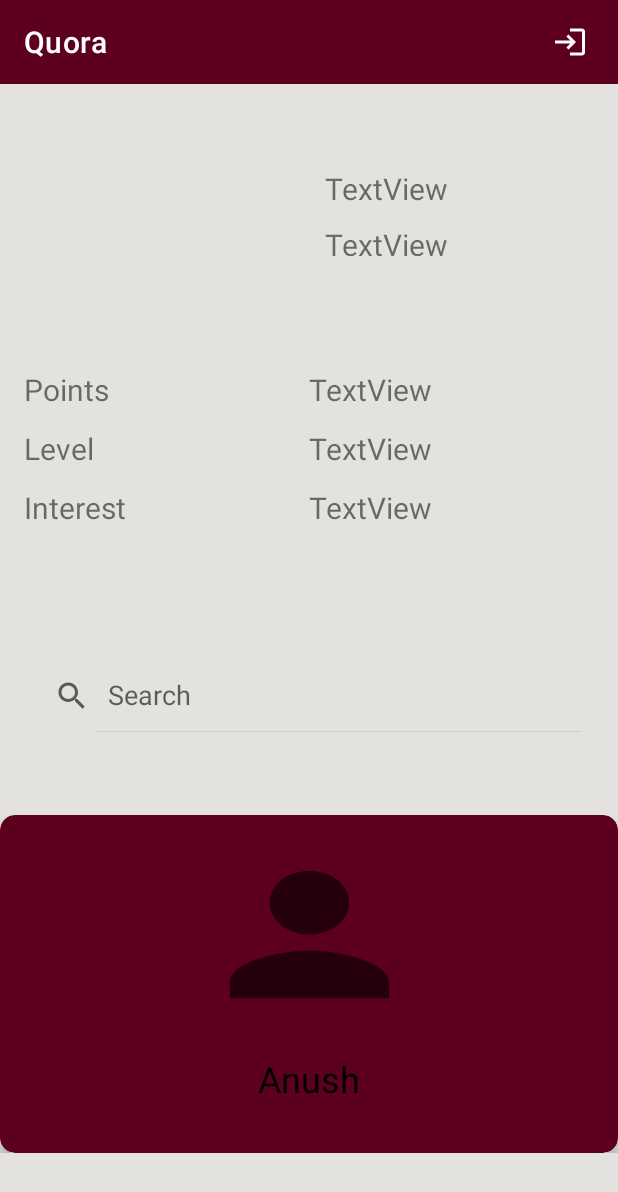
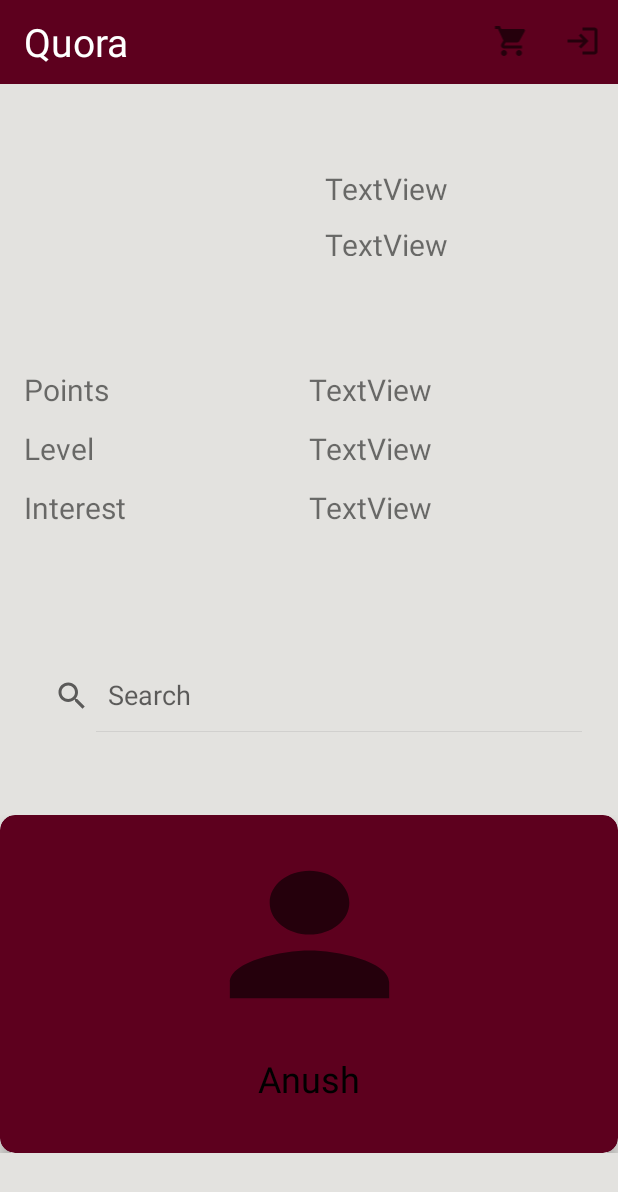
Before and after one commit to Team-4-Quora/android, an Android app: the Profile screen opened directly, with no data from a screen before it, on a phone screen of 412 x 824 dp. Shown: the top 1192 px of the screen. Run offline under Robolectric (Android 15) with nearby library versions, the phone set to English and light mode, and no system bars; pictures from the network do not load; 2 statements that could not run were skipped.

```diff
--- a/app/src/main/AndroidManifest.xml
+++ b/app/src/main/AndroidManifest.xml
@@ -13,7 +13,8 @@
         android:supportsRtl="true"
         android:theme="@style/Theme.Android"
         android:usesCleartextTraffic="true">
-        <activity android:name=".Login"></activity>
+        <activity android:name=".Organization"></activity>
+        <activity android:name=".Login" />
         <activity android:name=".Category" />
         <activity android:name=".Signup" />
         <activity android:name=".Comment" />
--- a/app/src/main/java/com/example/android/HomePage.java
+++ b/app/src/main/java/com/example/android/HomePage.java
@@ -168,6 +168,10 @@ public class HomePage extends AppCompatActivity implements HomePageAdapter.IApiR
     private void generateads(List<ApiAdvertise> apiAdvertises)
     {
         apiAdvertises.add(new ApiAdvertise("https://m.media-amazon.com/images/I/81HgVEqBVuL._SL1500_.jpg"));
+        apiAdvertises.add(new ApiAdvertise("https://m.media-amazon.com/images/I/81HgVEqBVuL._SL1500_.jpg"));
+        apiAdvertises.add(new ApiAdvertise("https://m.media-amazon.com/images/I/81HgVEqBVuL._SL1500_.jpg"));
+        apiAdvertises.add(new ApiAdvertise("https://m.media-amazon.com/images/I/81HgVEqBVuL._SL1500_.jpg"));
+
     }
 
     @Override
--- a/app/src/main/java/com/example/android/QuestionActivity.java
+++ b/app/src/main/java/com/example/android/QuestionActivity.java
@@ -56,7 +56,6 @@ public class QuestionActivity extends AppCompatActivity {
 //                        Toast.LENGTH_SHORT)
 //                        .show();
                 cate=category[position];
-
             }
 
             @Override
--- a/app/src/main/java/com/example/android/SplashScreen.java
+++ b/app/src/main/java/com/example/android/SplashScreen.java
@@ -21,7 +21,7 @@ public class SplashScreen extends AppCompatActivity {
         new Handler().postDelayed(new Runnable() {
             @Override
             public void run() {
-                Intent i=new Intent(SplashScreen.this, Signup.class);
+                Intent i=new Intent(SplashScreen.this, HomePage.class);
                 //Intent is used to switch from one activity to another.
                 startActivity(i);
                 //invoke the SecondActivity.
--- /dev/null
+++ b/app/src/main/res/drawable-v24/ic_cart.xml
@@ -0,0 +1,10 @@
+<vector xmlns:android="http://schemas.android.com/apk/res/android"
+    android:width="24dp"
+    android:height="24dp"
+    android:viewportWidth="24"
+    android:viewportHeight="24"
+    android:tint="?attr/colorControlNormal">
+  <path
+      android:fillColor="@android:color/white"
+      android:pathData="M7,18c-1.1,0 -1.99,0.9 -1.99,2S5.9,22 7,22s2,-0.9 2,-2 -0.9,-2 -2,-2zM1,2v2h2l3.6,7.59 -1.35,2.45c-0.16,0.28 -0.25,0.61 -0.25,0.96 0,1.1 0.9,2 2,2h12v-2L7.42,15c-0.14,0 -0.25,-0.11 -0.25,-0.25l0.03,-0.12 0.9,-1.63h7.45c0.75,0 1.41,-0.41 1.75,-1.03l3.58,-6.49c0.08,-0.14 0.12,-0.31 0.12,-0.48 0,-0.55 -0.45,-1 -1,-1L5.21,4l-0.94,-2L1,2zM17,18c-1.1,0 -1.99,0.9 -1.99,2s0.89,2 1.99,2 2,-0.9 2,-2 -0.9,-2 -2,-2z"/>
+</vector>
--- a/app/src/main/res/layout/activity_profile.xml
+++ b/app/src/main/res/layout/activity_profile.xml
@@ -20,25 +20,46 @@
             android:layout_width="match_parent"
             android:layout_height="wrap_content"
             android:background="#5D001E"
-            app:layout_constraintEnd_toEndOf="parent"
-            app:layout_constraintHorizontal_bias="0.0"
             app:layout_constraintStart_toStartOf="parent"
-            app:layout_constraintTop_toTopOf="parent"
-            app:title="Quora"
-            app:titleTextColor="@color/white"/>
+            app:layout_constraintTop_toTopOf="parent">
 
-        <ImageView
-            android:id="@+id/iv_login"
-            android:layout_width="wrap_content"
+        <LinearLayout
+            android:layout_width="match_parent"
             android:layout_height="wrap_content"
-            android:layout_gravity="center"
-            android:layout_marginTop="16dp"
-            android:layout_marginEnd="20dp"
-            android:layout_weight="112"
-            android:src="@drawable/ic_login"
-            android:tint="@color/white"
-            app:layout_constraintEnd_toEndOf="@+id/toolbar"
-            app:layout_constraintTop_toTopOf="parent" />
+            android:orientation="horizontal"
+            android:weightSum="12">
+
+            <TextView
+                android:layout_width="wrap_content"
+                android:layout_height="wrap_content"
+                android:layout_weight="10"
+                android:text="Quora"
+                android:textColor="@color/white"
+                android:textSize="26sp"
+                tools:layout_editor_absoluteX="16dp"
+                tools:layout_editor_absoluteY="16dp" />
+
+            <ImageView
+                android:layout_width="wrap_content"
+                android:layout_height="wrap_content"
+                android:src="@drawable/ic_cart"
+                android:id="@+id/iv_home_cart"
+                android:layout_weight="1"
+                android:layout_gravity="center"/>
+
+            <ImageView
+                android:id="@+id/iv_logout"
+                android:layout_width="wrap_content"
+                android:layout_height="wrap_content"
+                android:layout_gravity="center"
+                android:layout_weight="1"
+                android:src="@drawable/ic_login" />
+
+
+        </LinearLayout>
+
+
+    </androidx.appcompat.widget.Toolbar>
 
         <ImageView
             android:id="@+id/iv_profile_img"
```
Also changed, not shown: app/src/main/java/com/example/android/Organization.java (added, +14 -0 lines), app/src/main/java/com/example/android/RecycleView/HomePageAdapter.java (+6 -4 lines), app/src/main/res/layout/activity_home_page.xml (+4 -3 lines), app/src/main/res/layout/activity_organization.xml (added, +85 -0 lines).
